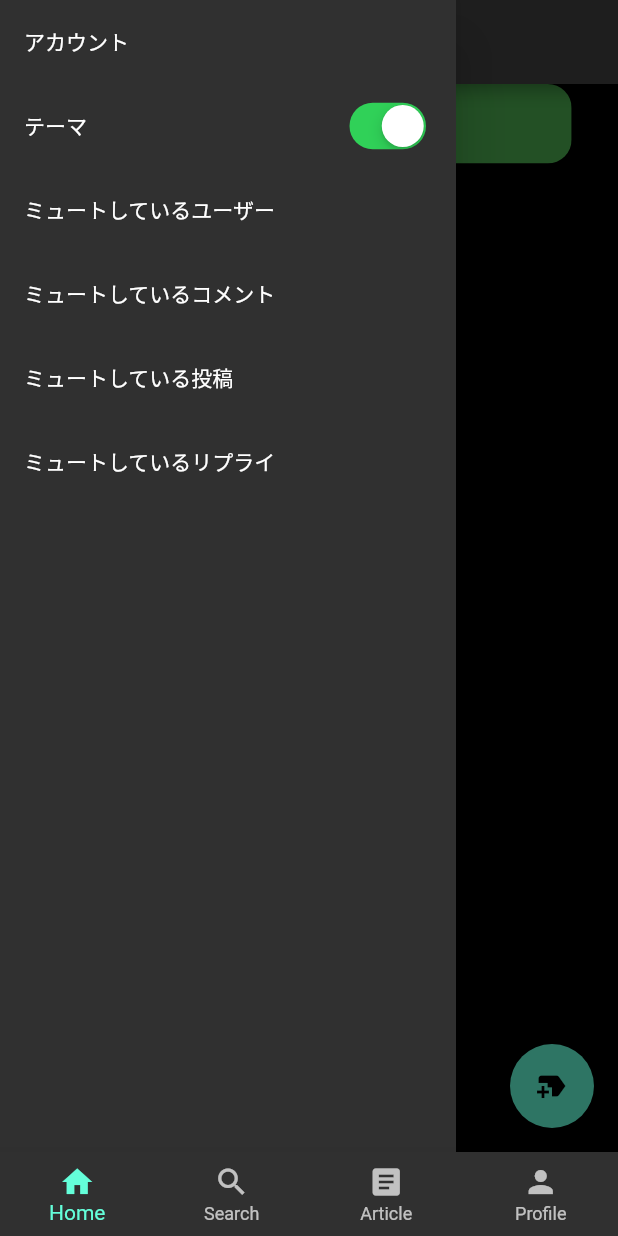
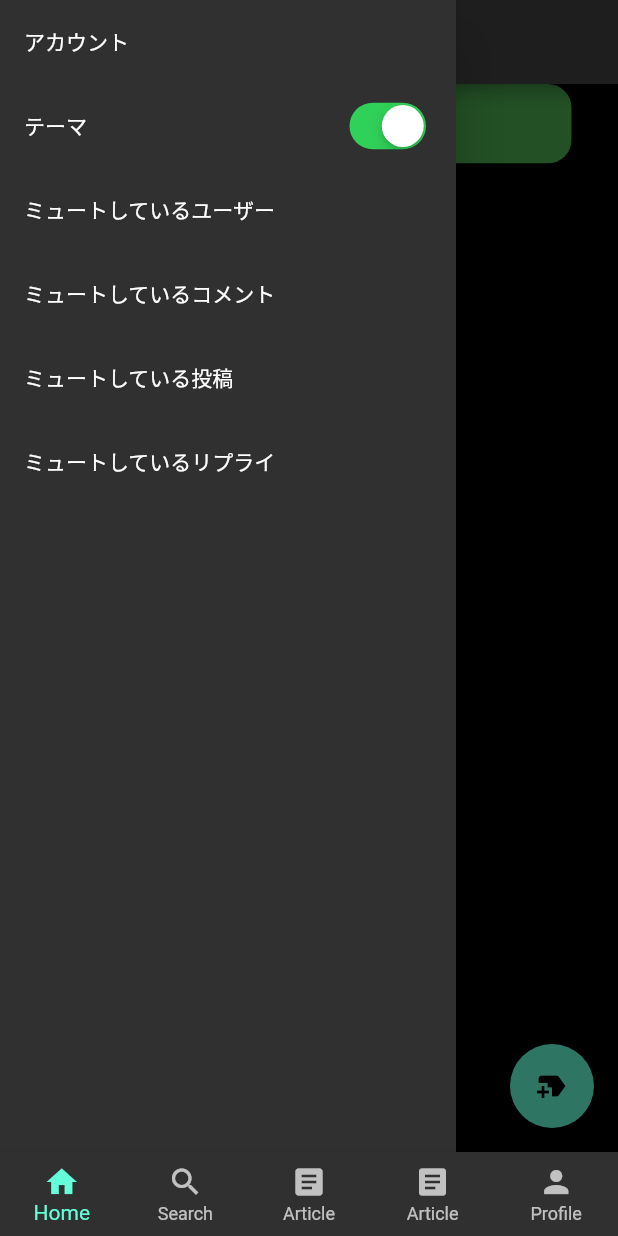
Before and after one commit to sonanceep/Sonanceep_App, a Flutter app: the MyHomePage screen opened directly with empty values, with the side drawer open, on a phone screen of 412 x 824 dp. Run offline on Flutter 3.47's test engine with Material 2 defaults, Android fonts, the phone set to English and light mode, and no system bars; our stand-ins replace cloud_firestore, firebase_auth, firebase_core, firebase_crashlytics, firebase_storage, flash and 11 more; missing offline and left inert: algolia; accounts and stored records are empty; generated files the repository leaves out were written again.

Commit message:
add const

```diff
--- a/lib/constants/bottom_navigation_bar_elements.dart
+++ b/lib/constants/bottom_navigation_bar_elements.dart
@@ -18,6 +18,10 @@ final List<BottomNavigationBarItem> bottomNavigationBarElements = [
     label: articleText,
   ),
   const BottomNavigationBarItem(
+    icon: Icon(Icons.article),
+    label: articleText,
+  ),
+  const BottomNavigationBarItem(
     icon: Icon(Icons.person),
     label: profileText,
   ),
```
